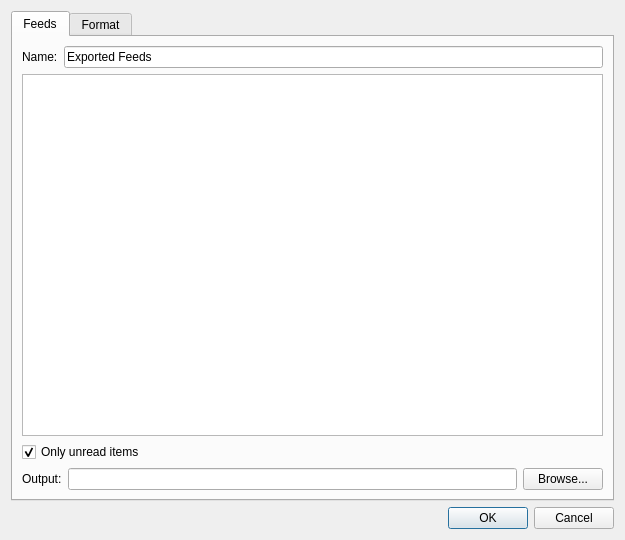
Qt form src/plugins/aggregator/components/importexport/itemsexportdialog.ui (0xd34df00d/leechcraft) before a commit.
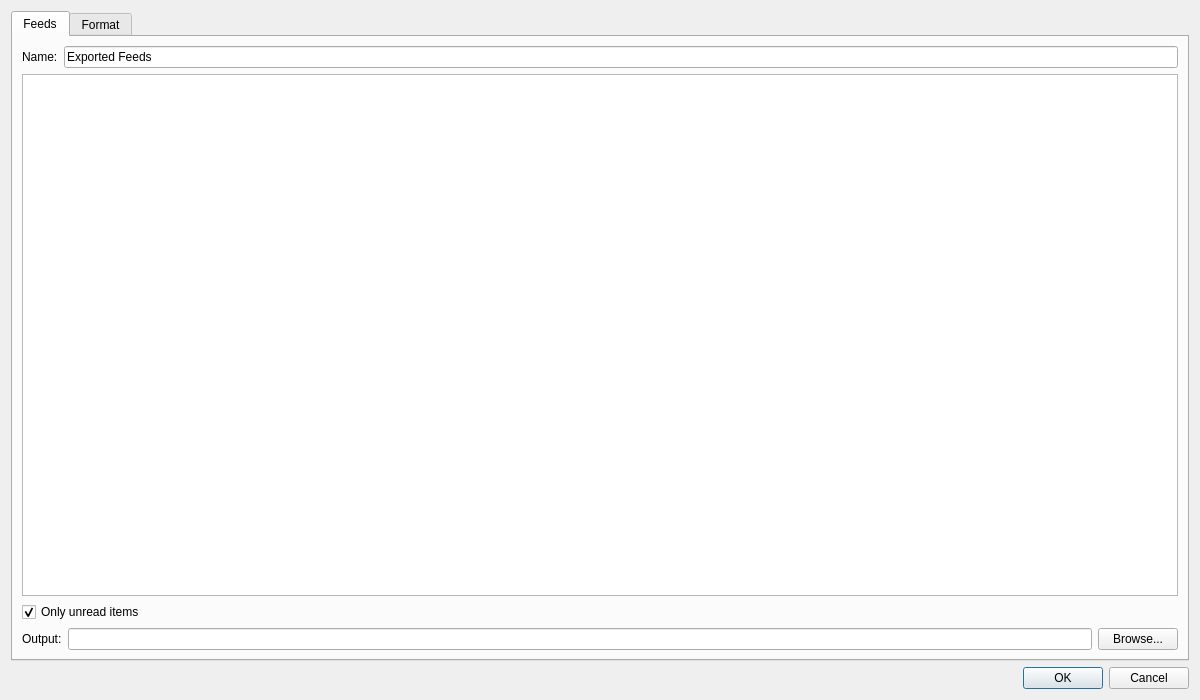
The same form after that commit.

Commit message: [Aggregator] Make export dialogs bigger for modern screens

Patch:
```diff
--- a/src/plugins/aggregator/components/importexport/itemsexportdialog.ui
+++ b/src/plugins/aggregator/components/importexport/itemsexportdialog.ui
@@ -6,8 +6,8 @@
    <rect>
     <x>0</x>
     <y>0</y>
-    <width>625</width>
-    <height>540</height>
+    <width>1200</width>
+    <height>700</height>
    </rect>
   </property>
   <property name="windowTitle">
```
The commit also changes 1 other file.
